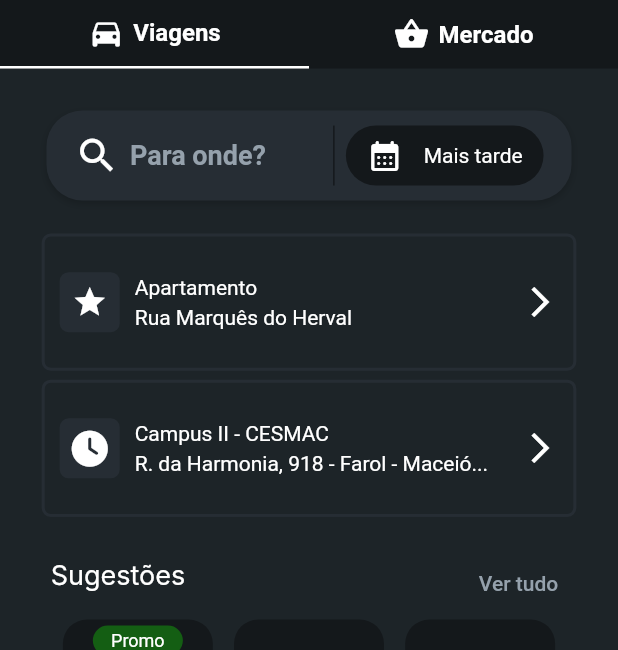
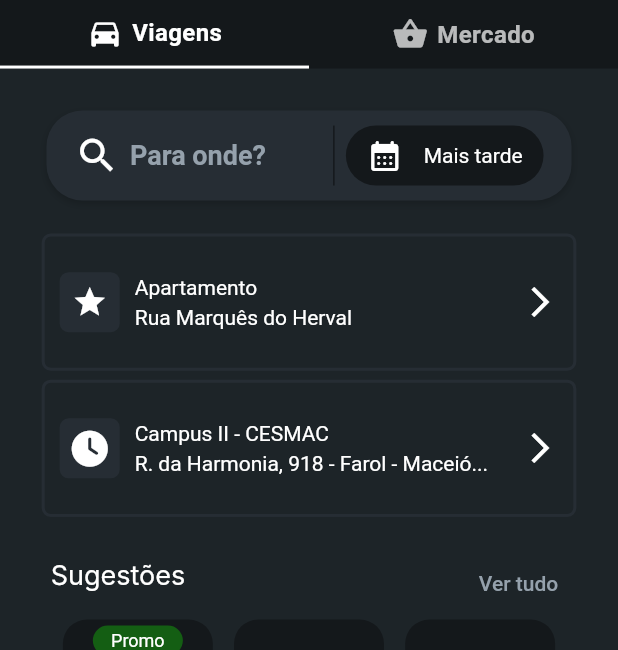
Before and after one commit to iagomauricioo/uber-5p-flutter, a Flutter app: the screen it shows after launch, on a phone screen of 412 x 824 dp, the part 90-740 px from its top. Run offline on Flutter 3.47's test engine with Material 3 defaults, Android fonts, the phone set to English and light mode, and no system bars; our stand-ins replace font_awesome_flutter, google_fonts; network calls fail; Roboto replaces fonts that are missing (Inter, Inter Tight).

```diff
--- a/lib/main.dart
+++ b/lib/main.dart
@@ -1,6 +1,8 @@
 import 'package:flutter/material.dart';
 import 'package:flutter/rendering.dart';
+import 'package:novo_uber_flutter/screens/main_layout.dart';
 import 'package:novo_uber_flutter/screens/my_home_page.dart';
+import 'package:novo_uber_flutter/screens/teste.dart';
 
 void main() {
   //debugPaintSizeEnabled = true;
@@ -17,7 +19,9 @@ class MyApp extends StatelessWidget {
       theme: ThemeData(
         colorScheme: ColorScheme.fromSeed(seedColor: Colors.deepPurple),
       ),
-      home: const MyHomePage(title: 'Uber'),
+      home: const MainLayout(
+        body: MyHomePage(), // <router-outlet /> (conteúdo dinâmico)
+      ),
     );
   }
 }
--- /dev/null
+++ b/lib/screens/main_layout.dart
@@ -0,0 +1,19 @@
+import 'package:flutter/material.dart';
+import 'package:novo_uber_flutter/widget/app_footer.dart';
+import 'package:novo_uber_flutter/widget/app_header.dart';
+
+class MainLayout extends StatelessWidget {
+  final Widget body;
+
+  const MainLayout({super.key, required this.body});
+
+  @override
+  Widget build(BuildContext context) {
+    return Scaffold(
+      appBar: const AppHeader(), // <app-header />
+      backgroundColor: const Color(0xFF1D2428),
+      body: body, // <router-outlet /> (conteúdo dinâmico)
+      bottomNavigationBar: const AppFooter(), // <app-footer />
+    );
+  }
+}
--- /dev/null
+++ b/lib/screens/mercado_screen.dart
@@ -0,0 +1,18 @@
+import 'package:flutter/material.dart';
+
+import '../widget/card_list.dart';
+
+class TelaMercado extends StatelessWidget {
+  const TelaMercado({super.key});
+
+  @override
+  Widget build(BuildContext context) {
+    return const SingleChildScrollView(
+      child: Column(
+        children: [
+          CardListWidget(),
+        ],
+      ),
+    );
+  }
+}
--- a/lib/screens/my_home_page.dart
+++ b/lib/screens/my_home_page.dart
@@ -1,57 +1,28 @@
 import 'package:flutter/material.dart';
-import 'package:novo_uber_flutter/themes/CustomTextStyle.dart';
-import 'package:novo_uber_flutter/themes/CustomTheme.dart';
+import 'package:novo_uber_flutter/screens/viagens_screen.dart';
 import 'package:novo_uber_flutter/widget/card_list.dart';
 import 'package:novo_uber_flutter/widget/places_container.dart';
 import 'package:novo_uber_flutter/widget/search_input.dart';
 import 'package:novo_uber_flutter/widget/suggestions.dart';
+import 'package:novo_uber_flutter/widget/custom_button.dart';
 
-import '../widget/bottom_navigation.dart';
-import '../widget/custom_button.dart';
+import 'mercado_screen.dart';
 
 class MyHomePage extends StatefulWidget {
-  const MyHomePage({super.key, required this.title});
-
-  final String title;
+  const MyHomePage({super.key});
 
   @override
   State<MyHomePage> createState() => _MyHomePageState();
 }
 
 class _MyHomePageState extends State<MyHomePage> {
+  int currentScreenIndex = 0; // 0 = Viagens, 1 = Mercado
+
   @override
   Widget build(BuildContext context) {
-    return Scaffold(
-      appBar: PreferredSize(
-        preferredSize: const Size.fromHeight(60),
-        child: AppBar(
-          backgroundColor: CustomTheme.secondaryBackground,
-          automaticallyImplyLeading: false,
-          flexibleSpace: const FlexibleSpaceBar(
-            title: Align(
-              alignment: AlignmentDirectional(0, 1),
-              child: Text(
-                'Uber',
-                textAlign: TextAlign.center,
-                style: TextStyle(
-                  fontSize: 30,
-                  color: CustomTheme.primaryText,
-                  fontWeight: FontWeight.w600
-                ),
-              ),
-            ),
-            centerTitle: true,
-            expandedTitleScale: 1.0,
-          ),
-          elevation: 1,
-        ),
-      ),
-      backgroundColor: const Color(0xFF1D2428),
-      body: const Column(
+    return Column(
       children: [
-          // Parte FIXA (CustomButtons)
-          Column(
-            children: [
+        // Botões de alternância (Viagens / Mercado)
         Row(
           mainAxisAlignment: MainAxisAlignment.center,
           children: [
@@ -59,49 +30,30 @@ class _MyHomePageState extends State<MyHomePage> {
               icon: Icons.directions_car,
               label: 'Viagens',
               showLine: true,
+              isActive: currentScreenIndex == 0,
+              onTap: () => setState(() => currentScreenIndex = 0),
             ),
             CustomButton(
               icon: Icons.shopping_basket,
               label: 'Mercado',
               showLine: false,
+              isActive: currentScreenIndex == 1,
+              onTap: () => setState(() => currentScreenIndex = 1),
             ),
           ],
         ),
-              SizedBox(height: 16),
-            ],
-          ),
+        const SizedBox(height: 16),
 
-          // Parte ROLÁVEL
         Expanded(
-            child: SingleChildScrollView(
-              child: Column(
-                children: [
-                  SearchInput(), // Agora dentro do ScrollView
-                  SizedBox(height: 10),
-                  Places(),
-                  Suggestions(),
-                  CardListWidget(),
+          child: IndexedStack(
+            index: currentScreenIndex,
+            children: const [
+              TelaViagens(),
+              TelaMercado(),
             ],
           ),
         ),
-          ),
       ],
-      ),
-      bottomNavigationBar: Container(
-        height: 100,
-        decoration: const BoxDecoration(
-          color: Colors.black12,
-        ),
-        child: const Row(
-          mainAxisAlignment: MainAxisAlignment.spaceEvenly,
-          children: [
-            BottomNavItem(icon: Icons.home, label: 'Início'),
-            BottomNavItem(icon: Icons.grid_on_sharp, label: 'Opções'),
-            BottomNavItem(icon: Icons.list_alt, label: 'Atividade'),
-            BottomNavItem(icon: Icons.person, label: 'Conta'),
-          ],
-        ),
-      ),
     );
   }
 }
--- /dev/null
+++ b/lib/screens/teste.dart
@@ -0,0 +1,107 @@
+import 'package:flutter/material.dart';
+import 'package:novo_uber_flutter/themes/CustomTextStyle.dart';
+import 'package:novo_uber_flutter/themes/CustomTheme.dart';
+import 'package:novo_uber_flutter/widget/card_list.dart';
+import 'package:novo_uber_flutter/widget/places_container.dart';
+import 'package:novo_uber_flutter/widget/search_input.dart';
+import 'package:novo_uber_flutter/widget/suggestions.dart';
+
+import '../widget/bottom_navigation.dart';
+import '../widget/custom_button.dart';
+
+class Teste extends StatefulWidget {
+  const Teste({super.key, required this.title});
+
+  final String title;
+
+  @override
+  State<Teste> createState() => _TesteState();
+}
+
+class _TesteState extends State<Teste> {
+  @override
+  Widget build(BuildContext context) {
+    return Scaffold(
+      appBar: PreferredSize(
+        preferredSize: const Size.fromHeight(60),
+        child: AppBar(
+          backgroundColor: CustomTheme.secondaryBackground,
+          automaticallyImplyLeading: false,
+          flexibleSpace: const FlexibleSpaceBar(
+            title: Align(
+              alignment: AlignmentDirectional(0, 1),
+              child: Text(
+                'Uber',
+                textAlign: TextAlign.center,
+                style: TextStyle(
+                  fontSize: 30,
+                  color: CustomTheme.primaryText,
+                  fontWeight: FontWeight.w600
+                ),
+              ),
+            ),
+            centerTitle: true,
+            expandedTitleScale: 1.0,
+          ),
+          elevation: 1,
+        ),
+      ),
+      backgroundColor: const Color(0xFF1D2428),
+      body: const Column(
+        children: [
+          // Parte FIXA (CustomButtons)
+          Column(
+            children: [
+              Row(
+                mainAxisAlignment: MainAxisAlignment.center,
+                children: [
+                  CustomButton(
+                    icon: Icons.directions_car,
+                    label: 'Viagens',
+                    showLine: true,
+                  ),
+                  CustomButton(
+                    icon: Icons.shopping_basket,
+                    label: 'Mercado',
+                    showLine: false,
+                  ),
+                ],
+              ),
+              SizedBox(height: 16),
+            ],
+          ),
+
+          // Parte ROLÁVEL
+          Expanded(
+            child: SingleChildScrollView(
+              child: Column(
+                children: [
+                  SearchInput(), // Agora dentro do ScrollView
+                  SizedBox(height: 10),
+                  Places(),
+                  Suggestions(),
+                  CardListWidget(),
+                ],
+              ),
+            ),
+          ),
+        ],
+      ),
+      bottomNavigationBar: Container(
+        height: 100,
+        decoration: const BoxDecoration(
+          color: Colors.black12,
+        ),
+        child: const Row(
+          mainAxisAlignment: MainAxisAlignment.spaceEvenly,
+          children: [
+            BottomNavItem(icon: Icons.home, label: 'Início'),
+            BottomNavItem(icon: Icons.grid_on_sharp, label: 'Opções'),
+            BottomNavItem(icon: Icons.list_alt, label: 'Atividade'),
+            BottomNavItem(icon: Icons.person, label: 'Conta'),
+          ],
+        ),
+      ),
+    );
+  }
+}
--- /dev/null
+++ b/lib/screens/viagens_screen.dart
@@ -0,0 +1,25 @@
+import 'package:flutter/material.dart';
+
+import '../widget/card_list.dart';
+import '../widget/places_container.dart';
+import '../widget/search_input.dart';
+import '../widget/suggestions.dart';
+
+class TelaViagens extends StatelessWidget {
+  const TelaViagens({super.key});
+
+  @override
+  Widget build(BuildContext context) {
+    return const SingleChildScrollView(
+      child: Column(
+        children: [
+          SearchInput(),
+          SizedBox(height: 10),
+          Places(),
+          Suggestions(),
+          CardListWidget(),
+        ],
+      ),
+    );
+  }
+}
--- /dev/null
+++ b/lib/widget/app_footer.dart
@@ -0,0 +1,25 @@
+import 'package:flutter/material.dart';
+import 'package:novo_uber_flutter/widget/bottom_navigation.dart';
+
+class AppFooter extends StatelessWidget {
+  const AppFooter({super.key});
+
+  @override
+  Widget build(BuildContext context) {
+    return Container(
+      height: 100,
+      decoration: const BoxDecoration(
+        color: Colors.black12,
+      ),
+      child: const Row(
+        mainAxisAlignment: MainAxisAlignment.spaceEvenly,
+        children: [
+          BottomNavItem(icon: Icons.home, label: 'Início'),
+          BottomNavItem(icon: Icons.grid_on_sharp, label: 'Opções'),
+          BottomNavItem(icon: Icons.list_alt, label: 'Atividade'),
+          BottomNavItem(icon: Icons.person, label: 'Conta'),
+        ],
+      ),
+    );
+  }
+}
--- /dev/null
+++ b/lib/widget/app_header.dart
@@ -0,0 +1,34 @@
+import 'package:flutter/material.dart';
+import 'package:novo_uber_flutter/themes/CustomTheme.dart';
+
+class AppHeader extends StatelessWidget implements PreferredSizeWidget {
+  const AppHeader({super.key});
+
+  @override
+  Size get preferredSize => const Size.fromHeight(60);
+
+  @override
+  Widget build(BuildContext context) {
+    return AppBar(
+      backgroundColor: CustomTheme.secondaryBackground,
+      automaticallyImplyLeading: false,
+      flexibleSpace: const FlexibleSpaceBar(
+        title: Align(
+          alignment: AlignmentDirectional(0, 1),
+          child: Text(
+            'Uber',
+            textAlign: TextAlign.center,
+            style: TextStyle(
+              fontSize: 30,
+              color: CustomTheme.primaryText,
+              fontWeight: FontWeight.w600,
+            ),
+          ),
+        ),
+        centerTitle: true,
+        expandedTitleScale: 1.0,
+      ),
+      elevation: 1,
+    );
+  }
+}
--- a/lib/widget/card_list.dart
+++ b/lib/widget/card_list.dart
@@ -32,11 +32,11 @@ class _CardListWidgetState extends State<CardListWidget> {
           ),
         ),
         Align(
-          alignment: AlignmentDirectional(0, 1),
+          alignment: const AlignmentDirectional(0, 1),
           child: Container(
             width: 356.4,
             height: 244.3,
-            decoration: BoxDecoration(
+            decoration: const BoxDecoration(
               color: Color(0x0014181B),
             ),
             child: ListView(
--- a/lib/widget/custom_button.dart
+++ b/lib/widget/custom_button.dart
@@ -4,52 +4,60 @@ class CustomButton extends StatelessWidget {
   final IconData icon;
   final String label;
   final bool showLine;
+  final bool isActive;
+  final VoidCallback? onTap;
 
   const CustomButton({
     super.key,
     required this.icon,
     required this.label,
-    this.showLine = false, // Define se a linha branca será exibida
+    this.showLine = false,
+    this.isActive = false,
+    this.onTap,
   });
 
   @override
   Widget build(BuildContext context) {
     return Expanded(
+      child: GestureDetector(
+        onTap: onTap,
+        child: MouseRegion(
+          cursor: SystemMouseCursors.click,
           child: Container(
-        width: 193.4,
-        height: 45.7,
-        decoration: const BoxDecoration(
-          color: Color(0xFF14181B),
+            height: 45.7, // Altura mantida
+            decoration: BoxDecoration(
+              color: const Color(0xFF14181B),
+              border: isActive
+                  ? const Border(
+                      bottom: BorderSide(
+                        color: Colors.white,
+                        width: 2.0,
                       ),
-        child: Column(
-          mainAxisSize: MainAxisSize.max,
+                    )
+                  : null,
+            ),
+            child: Center(
+              child: Padding(
+                padding: const EdgeInsets.symmetric(horizontal: 8.0),
+                child: Row(
                   mainAxisAlignment: MainAxisAlignment.center,
-          crossAxisAlignment: CrossAxisAlignment.center,
-          children: [
-            Align(
-              alignment: AlignmentDirectional(0, 0),
-              child: Padding(
-                padding: const EdgeInsets.all(10),
-                child: SingleChildScrollView(
-                  scrollDirection: Axis.horizontal,
-                  child: Row(
-                    mainAxisSize: MainAxisSize.max,
-                    mainAxisAlignment: MainAxisAlignment.center,
-                    crossAxisAlignment: CrossAxisAlignment.center,
                   children: [
                     Icon(
                       icon,
-                        color: const Color(0xFFFFFFFF),
+                      color: isActive
+                          ? Colors.white
+                          : Colors.white.withOpacity(0.7),
                       size: 24,
                     ),
                     const SizedBox(width: 6),
                     Text(
                       label,
-                        style: const TextStyle(
+                      style: TextStyle(
                         fontFamily: 'Inter Tight',
                         fontWeight: FontWeight.w600,
-                          letterSpacing: 0.0,
-                          color: Colors.white,
+                        color: isActive
+                            ? Colors.white
+                            : Colors.white.withOpacity(0.7),
                         fontSize: 16,
                       ),
                     ),
@@ -58,21 +66,6 @@ class CustomButton extends StatelessWidget {
               ),
             ),
           ),
-            if (showLine)
-              Expanded(
-                child: Align(
-                  alignment: AlignmentDirectional(0, 1),
-                  child: Container(
-                    width: double.infinity,
-                    height: 4,
-                    decoration: const BoxDecoration(
-                      color: Colors.white,
-                      shape: BoxShape.rectangle,
-                    ),
-                  ),
-                ),
-              ),
-          ],
         ),
       ),
     );
```
Lines whose indentation alone changed are shown as unchanged.
